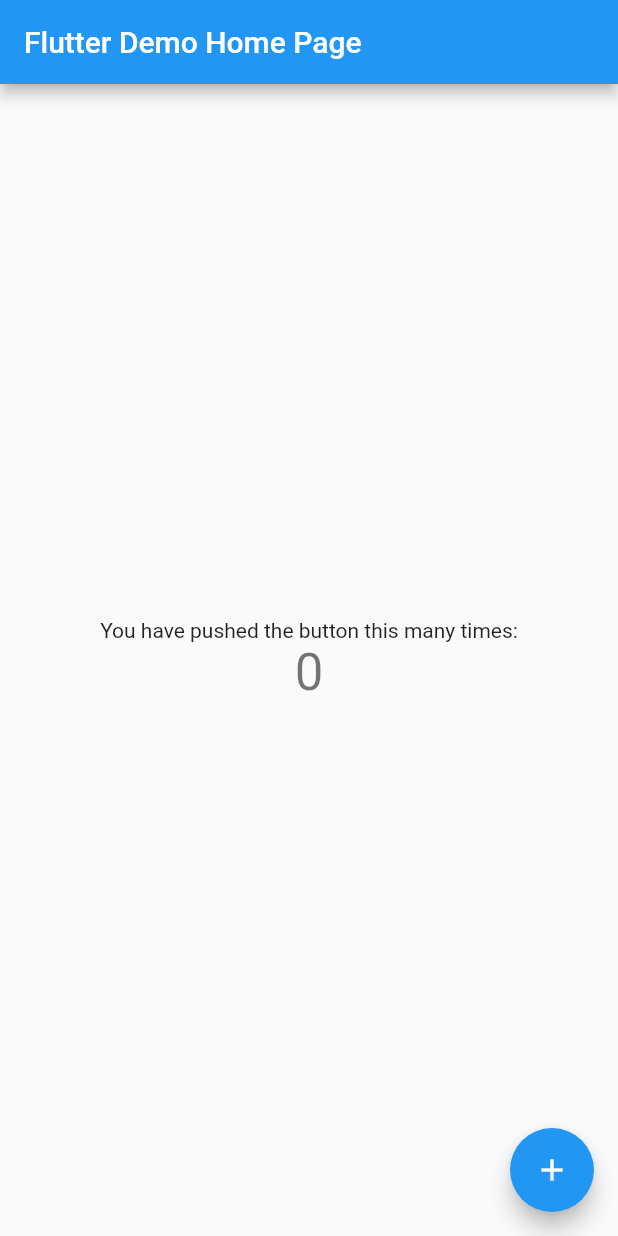
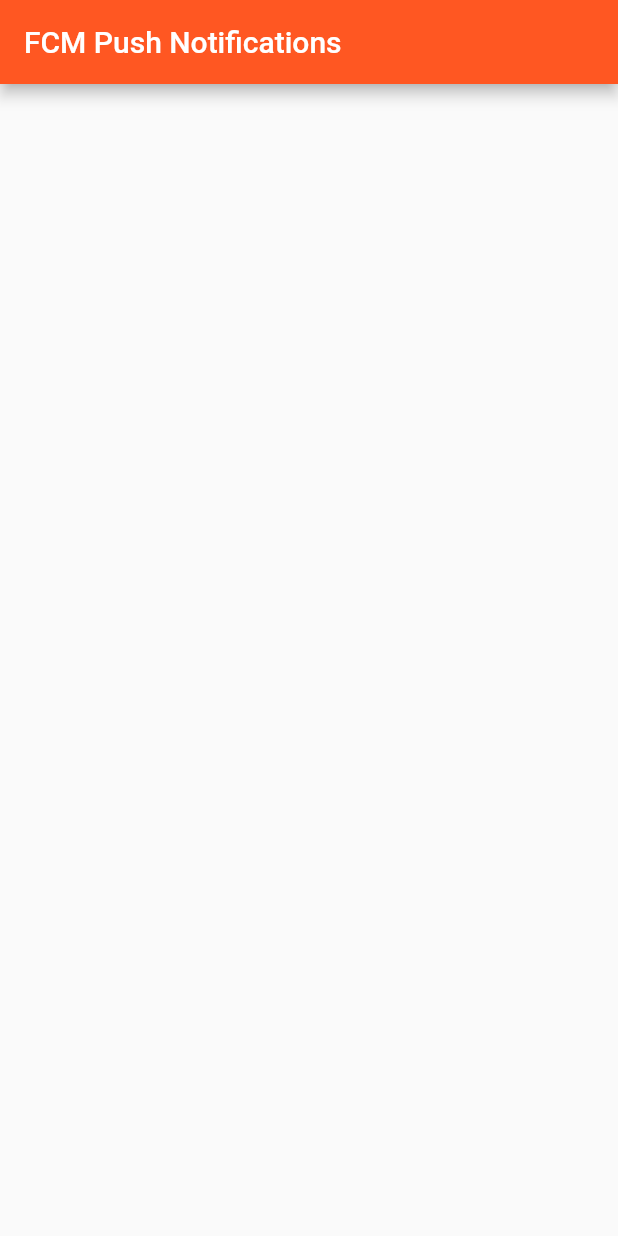
Before and after one commit to raushanraja/FlutterLearn, a Flutter app: the screen it shows after launch, on a phone screen of 412 x 824 dp. Run offline on Flutter 3.47's test engine with Material 2 defaults, Android fonts, the phone set to English and light mode, and no system bars; our stand-ins replace cloud_firestore, firebase_messaging; accounts and stored records are empty.

Commit message:
Notification Works

```diff
--- a/lib/main.dart
+++ b/lib/main.dart
@@ -1,117 +1,136 @@
+import 'dart:async';
+import 'dart:io';
+
 import 'package:flutter/material.dart';
 
-void main() {
-  runApp(MyApp());
-}
+import 'package:firebase_messaging/firebase_messaging.dart';
+import 'package:cloud_firestore/cloud_firestore.dart';
+// import 'package:firebase_auth/firebase_auth.dart';
+
+void main() => runApp(MyApp());
 
 class MyApp extends StatelessWidget {
-  // This widget is the root of your application.
   @override
   Widget build(BuildContext context) {
     return MaterialApp(
-      title: 'Flutter Demo',
-      theme: ThemeData(
-        // This is the theme of your application.
-        //
-        // Try running your application with "flutter run". You'll see the
-        // application has a blue toolbar. Then, without quitting the app, try
-        // changing the primarySwatch below to Colors.green and then invoke
-        // "hot reload" (press "r" in the console where you ran "flutter run",
-        // or simply save your changes to "hot reload" in a Flutter IDE).
-        // Notice that the counter didn't reset back to zero; the application
-        // is not restarted.
-        primarySwatch: Colors.blue,
-        // This makes the visual density adapt to the platform that you run
-        // the app on. For desktop platforms, the controls will be smaller and
-        // closer together (more dense) than on mobile platforms.
-        visualDensity: VisualDensity.adaptivePlatformDensity,
+      title: 'FlutterBase',
+      home: Scaffold(
+        body: MessageHandler(),
       ),
-      home: MyHomePage(title: 'Flutter Demo Home Page'),
     );
   }
 }
 
-class MyHomePage extends StatefulWidget {
-  MyHomePage({Key key, this.title}) : super(key: key);
+class MessageHandler extends StatefulWidget {
+  @override
+  _MessageHandlerState createState() => _MessageHandlerState();
+}
 
-  // This widget is the home page of your application. It is stateful, meaning
-  // that it has a State object (defined below) that contains fields that affect
-  // how it looks.
+class _MessageHandlerState extends State<MessageHandler> {
+  final Firestore _db = Firestore.instance;
+  final FirebaseMessaging _fcm = FirebaseMessaging();
 
-  // This class is the configuration for the state. It holds the values (in this
-  // case the title) provided by the parent (in this case the App widget) and
-  // used by the build method of the State. Fields in a Widget subclass are
-  // always marked "final".
-
-  final String title;
+  StreamSubscription iosSubscription;
 
   @override
-  _MyHomePageState createState() => _MyHomePageState();
-}
+  void initState() {
+    super.initState();
+    if (Platform.isIOS) {
+      iosSubscription = _fcm.onIosSettingsRegistered.listen((data) {
+        print(data);
+        _saveDeviceToken();
+      });
 
-class _MyHomePageState extends State<MyHomePage> {
-  int _counter = 0;
+      _fcm.requestNotificationPermissions(IosNotificationSettings());
+    } else {
+      _saveDeviceToken();
+    }
 
-  void _incrementCounter() {
-    setState(() {
-      // This call to setState tells the Flutter framework that something has
-      // changed in this State, which causes it to rerun the build method below
-      // so that the display can reflect the updated values. If we changed
-      // _counter without calling setState(), then the build method would not be
-      // called again, and so nothing would appear to happen.
-      _counter++;
-    });
+    _fcm.configure(
+      onMessage: (Map<String, dynamic> message) async {
+        print("onMessage: $message");
+        // final snackbar = SnackBar(
+        //   content: Text(message['notification']['title']),
+        //   action: SnackBarAction(
+        //     label: 'Go',
+        //     onPressed: () => null,
+        //   ),
+        // );
+
+        // Scaffold.of(context).showSnackBar(snackbar);
+        showDialog(
+          context: context,
+          builder: (context) => AlertDialog(
+                content: ListTile(
+                  title: Text(message['notification']['title']),
+                  subtitle: Text(message['notification']['body']),
+                ),
+                actions: <Widget>[
+                  FlatButton(
+                    color: Colors.amber,
+                    child: Text('Ok'),
+                    onPressed: () => Navigator.of(context).pop(),
+                  ),
+                ],
+              ),
+        );
+      },
+      onLaunch: (Map<String, dynamic> message) async {
+        print("onLaunch: $message");
+        // TODO optional
+      },
+      onResume: (Map<String, dynamic> message) async {
+        print("onResume: $message");
+        // TODO optional
+      },
+    );
+  }
+
+  @override
+  void dispose() {
+    if (iosSubscription != null) iosSubscription.cancel();
+    super.dispose();
   }
 
   @override
   Widget build(BuildContext context) {
-    // This method is rerun every time setState is called, for instance as done
-    // by the _incrementCounter method above.
-    //
-    // The Flutter framework has been optimized to make rerunning build methods
-    // fast, so that you can just rebuild anything that needs updating rather
-    // than having to individually change instances of widgets.
+    // _handleMessages(context);
     return Scaffold(
       appBar: AppBar(
-        // Here we take the value from the MyHomePage object that was created by
-        // the App.build method, and use it to set our appbar title.
-        title: Text(widget.title),
+        backgroundColor: Colors.deepOrange,
+        title: Text('FCM Push Notifications'),
       ),
-      body: Center(
-        // Center is a layout widget. It takes a single child and positions it
-        // in the middle of the parent.
-        child: Column(
-          // Column is also a layout widget. It takes a list of children and
-          // arranges them vertically. By default, it sizes itself to fit its
-          // children horizontally, and tries to be as tall as its parent.
-          //
-          // Invoke "debug painting" (press "p" in the console, choose the
-          // "Toggle Debug Paint" action from the Flutter Inspector in Android
-          // Studio, or the "Toggle Debug Paint" command in Visual Studio Code)
-          // to see the wireframe for each widget.
-          //
-          // Column has various properties to control how it sizes itself and
-          // how it positions its children. Here we use mainAxisAlignment to
-          // center the children vertically; the main axis here is the vertical
-          // axis because Columns are vertical (the cross axis would be
-          // horizontal).
-          mainAxisAlignment: MainAxisAlignment.center,
-          children: <Widget>[
-            Text(
-              'You have pushed the button this many times:',
-            ),
-            Text(
-              '$_counter',
-              style: Theme.of(context).textTheme.headline4,
-            ),
-          ],
-        ),
-      ),
-      floatingActionButton: FloatingActionButton(
-        onPressed: _incrementCounter,
-        tooltip: 'Increment',
-        child: Icon(Icons.add),
-      ), // This trailing comma makes auto-formatting nicer for build methods.
     );
   }
+
+  /// Get the token, save it to the database for current user
+  _saveDeviceToken() async {
+    // Get the current user
+    String uid = 'jeffd23';
+    // FirebaseUser user = await _auth.currentUser();
+
+    // Get the token for this device
+    String fcmToken = await _fcm.getToken();
+
+    // Save it to Firestore
+    if (fcmToken != null) {
+      var tokens = _db
+          .collection('users')
+          .document(uid)
+          .collection('tokens')
+          .document(fcmToken);
+
+      await tokens.setData({
+        'token': fcmToken,
+        'createdAt': FieldValue.serverTimestamp(), // optional
+        'platform': Platform.operatingSystem // optional
+      });
+    }
+  }
+
+  /// Subscribe the user to a topic
+  _subscribeToTopic() async {
+    // Subscribe the user to a topic
+    _fcm.subscribeToTopic('puppies');
+  }
 }
```
